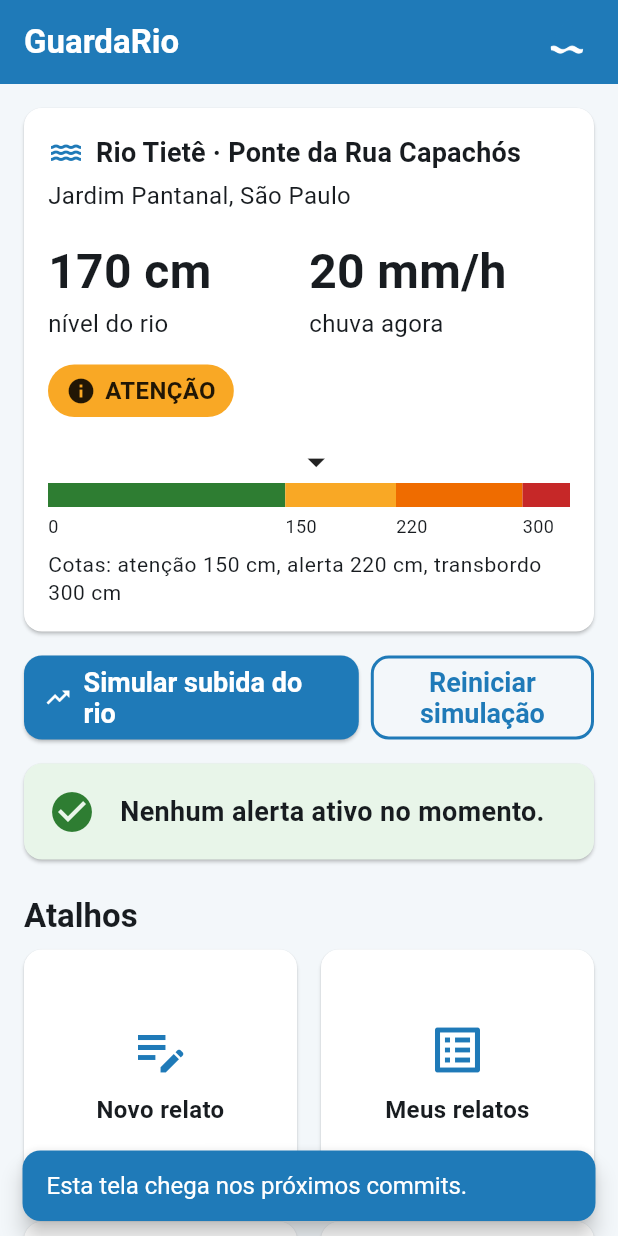
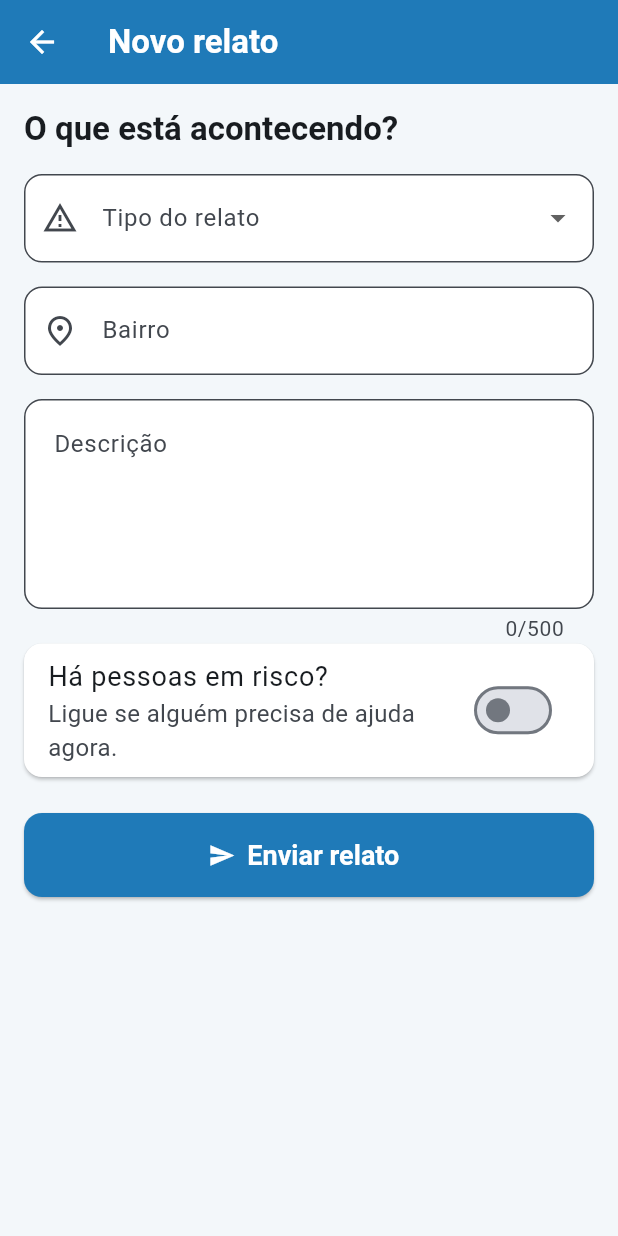
Before and after one commit to Raphael-Sinelli/guardario-mobile, a Flutter app: the TelaInicio screen opened directly with empty values, after a tap on "Simular subida do rio", after a tap on "Novo relato", on a phone screen of 412 x 824 dp. Run offline on Flutter 3.47's test engine with Material 3 defaults, Android fonts, the phone set to English and light mode, and no system bars; accounts and stored records are empty.

Commit message:
Adiciona o formulario de novo relato
Form com GlobalKey: tipo em DropdownButtonFormField, bairro com minimo de 3 letras, descricao de 10 a 500 caracteres com contador e Switch para pessoas em risco. O envio valida, mostra um AlertDialog com o resumo e a prioridade calculada e devolve o relato com Navigator.pop. Quem entrou sem conta recebe um AlertDialog com o botao para o login.

```diff
--- a/lib/telas/tela_inicio.dart
+++ b/lib/telas/tela_inicio.dart
@@ -3,10 +3,13 @@ import 'package:flutter/material.dart';
 import '../data/mock_data.dart';
 import '../models/alerta.dart';
 import '../models/nivel_risco.dart';
+import '../models/relato.dart';
 import '../regras/regras_risco.dart';
 import '../theme/app_theme.dart';
+import '../widgets/dialogo_login.dart';
 import '../widgets/selo_risco.dart';
 import 'tela_detalhe_alerta.dart';
+import 'tela_novo_relato.dart';
 
 // Tela inicial: nível do rio, alerta ativo, atalhos e a simulação de subida.
 class TelaInicio extends StatefulWidget {
@@ -86,6 +89,35 @@ class _TelaInicioState extends State<TelaInicio> {
     setState(() {
       reiniciarSimulacao();
     });
+  }
+
+  Future<void> _novoRelato() async {
+    // Quem entrou sem conta recebe um aviso com o botão para o login
+    if (usuarioLogado == null) {
+      mostrarDialogoExigeLogin(context);
+      return;
+    }
+
+    // await espera o formulário fechar. O que ele devolve com Navigator.pop
+    // chega aqui, ou null se a pessoa voltou sem enviar.
+    final Relato? relato = await Navigator.push(
+      context,
+      MaterialPageRoute(builder: (context) => const TelaNovoRelato()),
+    );
+
+    if (relato == null || !mounted) {
+      return;
+    }
+
+    setState(() {
+      relatos.insert(0, relato);
+    });
+    ScaffoldMessenger.of(context).showSnackBar(
+      SnackBar(
+        content: Text('Relato enviado. Prioridade ${relato.prioridade} de 5.'),
+        backgroundColor: AppTheme.corNormal,
+      ),
+    );
   }
 
   void _emBreve() {
@@ -342,7 +374,7 @@ class _TelaInicioState extends State<TelaInicio> {
       crossAxisSpacing: AppTheme.espacoM,
       childAspectRatio: 1.1,
       children: [
-        _atalho(Icons.edit_note, 'Novo relato', _emBreve),
+        _atalho(Icons.edit_note, 'Novo relato', _novoRelato),
         _atalho(Icons.list_alt, 'Meus relatos', _emBreve),
         _atalho(Icons.medical_services_outlined, 'Kit de emergência', _emBreve),
         _atalho(Icons.night_shelter, 'Abrigos', () {
--- /dev/null
+++ b/lib/telas/tela_novo_relato.dart
@@ -0,0 +1,240 @@
+import 'package:flutter/material.dart';
+
+import '../data/mock_data.dart';
+import '../models/nivel_risco.dart';
+import '../models/relato.dart';
+import '../regras/regras_risco.dart';
+import '../theme/app_theme.dart';
+import '../widgets/selo_risco.dart';
+
+// Formulário de novo relato. Quando o envio é confirmado, a tela devolve o
+// relato para a tela anterior com Navigator.pop.
+class TelaNovoRelato extends StatefulWidget {
+  const TelaNovoRelato({super.key});
+
+  @override
+  State<TelaNovoRelato> createState() => _TelaNovoRelatoState();
+}
+
+class _TelaNovoRelatoState extends State<TelaNovoRelato> {
+  final _formKey = GlobalKey<FormState>();
+  final _bairroController = TextEditingController();
+  final _descricaoController = TextEditingController();
+  TipoRelato? _tipo;
+  bool _pessoasEmRisco = false;
+
+  @override
+  void dispose() {
+    _bairroController.dispose();
+    _descricaoController.dispose();
+    super.dispose();
+  }
+
+  String? _validarTipo(TipoRelato? valor) {
+    if (valor == null) {
+      return 'Escolha o tipo do relato';
+    }
+    return null;
+  }
+
+  String? _validarBairro(String? valor) {
+    final bairro = (valor ?? '').trim();
+    if (bairro.isEmpty) {
+      return 'Informe o bairro';
+    }
+    if (bairro.length < 3) {
+      return 'O bairro precisa ter no mínimo 3 letras';
+    }
+    return null;
+  }
+
+  String? _validarDescricao(String? valor) {
+    final descricao = (valor ?? '').trim();
+    if (descricao.length < 10) {
+      return 'Descreva com pelo menos 10 caracteres';
+    }
+    if (descricao.length > 500) {
+      return 'Use no máximo 500 caracteres';
+    }
+    return null;
+  }
+
+  // Uma opção do dropdown para cada tipo de relato
+  List<DropdownMenuItem<TipoRelato>> _opcoesDeTipo() {
+    List<DropdownMenuItem<TipoRelato>> opcoes = [];
+    for (final tipo in TipoRelato.values) {
+      opcoes.add(DropdownMenuItem(value: tipo, child: Text(nomeDoTipo(tipo))));
+    }
+    return opcoes;
+  }
+
+  Future<void> _enviar() async {
+    // validate() roda todos os validators e mostra os erros em vermelho
+    if (!_formKey.currentState!.validate()) {
+      ScaffoldMessenger.of(context).showSnackBar(
+        const SnackBar(
+          content: Text('Corrija os campos em vermelho para enviar.'),
+          backgroundColor: AppTheme.corEmergencia,
+        ),
+      );
+      return;
+    }
+
+    // O validator do tipo garante que ele não é null aqui
+    final tipo = _tipo!;
+    final riscoDaArea = calcularRisco(nivelRioCm, chuvaMmH, estacaoMock);
+    final prioridade = calcularPrioridade(tipo, riscoDaArea);
+    final areaEmRisco =
+        riscoDaArea == NivelRisco.alerta ||
+        riscoDaArea == NivelRisco.emergencia;
+
+    // O dialogo devolve true se a pessoa confirmou o envio
+    final confirmou = await showDialog<bool>(
+      context: context,
+      builder: (contextDialogo) {
+        return AlertDialog(
+          title: const Text('Confirmar relato'),
+          content: SingleChildScrollView(
+            child: Column(
+              mainAxisSize: MainAxisSize.min,
+              crossAxisAlignment: CrossAxisAlignment.start,
+              children: [
+                Text('Tipo: ${nomeDoTipo(tipo)}'),
+                Text('Bairro: ${_bairroController.text.trim()}'),
+                Text('Pessoas em risco: ${_pessoasEmRisco ? 'sim' : 'não'}'),
+                const SizedBox(height: AppTheme.espacoP),
+                Text('Descrição: ${_descricaoController.text.trim()}'),
+                const SizedBox(height: AppTheme.espacoM),
+                Text(
+                  'Prioridade calculada: $prioridade de 5',
+                  style: const TextStyle(
+                    fontSize: 18,
+                    fontWeight: FontWeight.bold,
+                  ),
+                ),
+                if (areaEmRisco) const SizedBox(height: AppTheme.espacoP),
+                if (areaEmRisco)
+                  Text(
+                    'A área está em ${textoDoNivel(riscoDaArea)}, '
+                    'por isso a prioridade subiu 1.',
+                  ),
+              ],
+            ),
+          ),
+          actions: [
+            TextButton(
+              onPressed: () {
+                Navigator.pop(contextDialogo, false);
+              },
+              child: const Text('Revisar'),
+            ),
+            ElevatedButton(
+              onPressed: () {
+                Navigator.pop(contextDialogo, true);
+              },
+              child: const Text('Confirmar envio'),
+            ),
+          ],
+        );
+      },
+    );
+
+    // Depois de um await a tela pode ter saído da memória
+    if (confirmou != true || !mounted) {
+      return;
+    }
+
+    final relato = Relato(
+      tipo: tipo,
+      bairro: _bairroController.text.trim(),
+      descricao: _descricaoController.text.trim(),
+      pessoasEmRisco: _pessoasEmRisco,
+      prioridade: prioridade,
+      status: StatusRelato.aberto,
+      criadoEm: DateTime.now(),
+    );
+
+    // Devolve o relato para a tela que abriu o formulário
+    Navigator.pop(context, relato);
+  }
+
+  @override
+  Widget build(BuildContext context) {
+    return Scaffold(
+      appBar: AppBar(title: const Text('Novo relato')),
+      body: SingleChildScrollView(
+        padding: const EdgeInsets.all(AppTheme.espacoM),
+        child: Form(
+          key: _formKey,
+          autovalidateMode: AutovalidateMode.onUserInteraction,
+          child: Column(
+            crossAxisAlignment: CrossAxisAlignment.stretch,
+            children: [
+              Text(
+                'O que está acontecendo?',
+                style: Theme.of(context).textTheme.titleLarge,
+              ),
+              const SizedBox(height: AppTheme.espacoM),
+              DropdownButtonFormField<TipoRelato>(
+                isExpanded: true,
+                decoration: const InputDecoration(
+                  labelText: 'Tipo do relato',
+                  prefixIcon: Icon(Icons.report_problem_outlined),
+                ),
+                items: _opcoesDeTipo(),
+                onChanged: (valor) {
+                  setState(() {
+                    _tipo = valor;
+                  });
+                },
+                validator: _validarTipo,
+              ),
+              const SizedBox(height: AppTheme.espacoM),
+              TextFormField(
+                controller: _bairroController,
+                textCapitalization: TextCapitalization.words,
+                decoration: const InputDecoration(
+                  labelText: 'Bairro',
+                  prefixIcon: Icon(Icons.place_outlined),
+                ),
+                validator: _validarBairro,
+              ),
+              const SizedBox(height: AppTheme.espacoM),
+              TextFormField(
+                controller: _descricaoController,
+                maxLength: 500, // mostra o contador de caracteres
+                maxLines: 4,
+                textCapitalization: TextCapitalization.sentences,
+                decoration: const InputDecoration(
+                  labelText: 'Descrição',
+                  alignLabelWithHint: true,
+                ),
+                validator: _validarDescricao,
+              ),
+              Card(
+                child: SwitchListTile(
+                  title: const Text('Há pessoas em risco?'),
+                  subtitle: const Text(
+                    'Ligue se alguém precisa de ajuda agora.',
+                  ),
+                  value: _pessoasEmRisco,
+                  onChanged: (valor) {
+                    setState(() {
+                      _pessoasEmRisco = valor;
+                    });
+                  },
+                ),
+              ),
+              const SizedBox(height: AppTheme.espacoG),
+              ElevatedButton.icon(
+                onPressed: _enviar,
+                icon: const Icon(Icons.send),
+                label: const Text('Enviar relato'),
+              ),
+            ],
+          ),
+        ),
+      ),
+    );
+  }
+}
```
Also changed, not shown: lib/widgets/dialogo_login.dart (added, +39 -0 lines).
